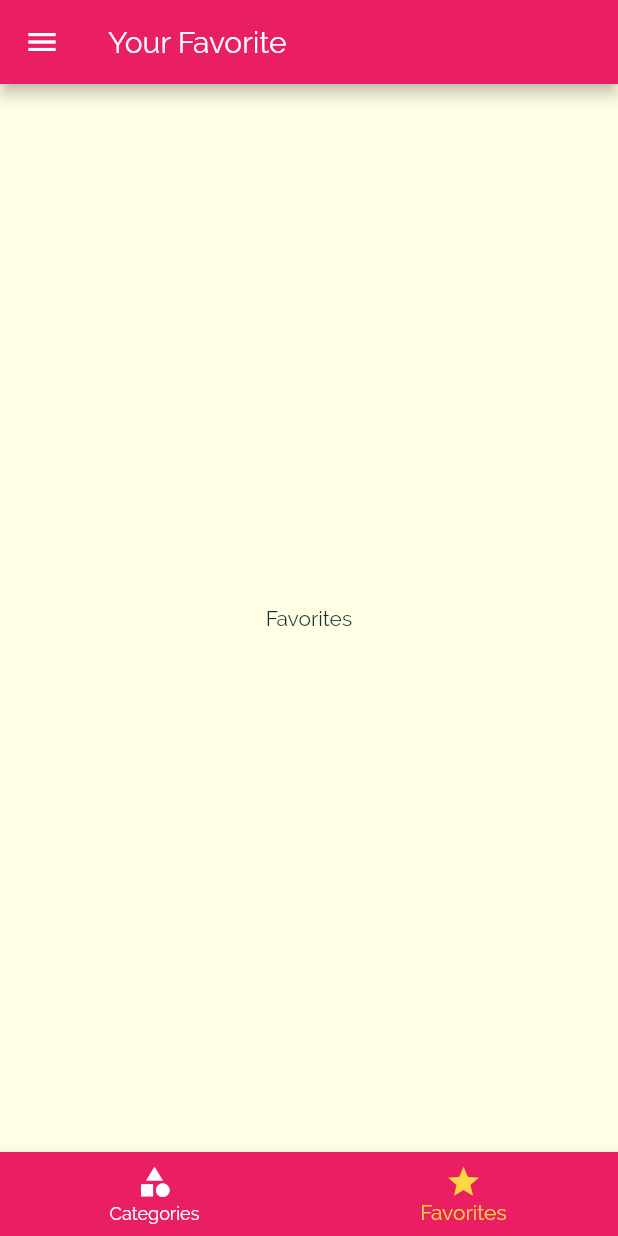
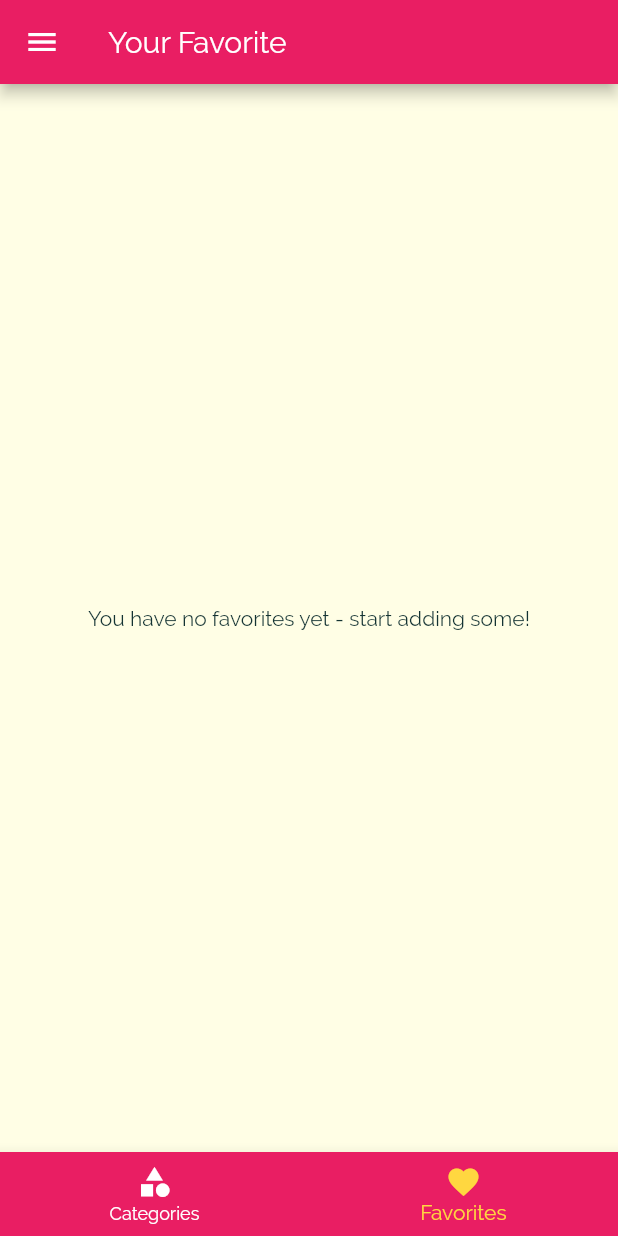
Before and after one commit to jepriana/meals_app, a Flutter app: the screen it shows after launch, item 2 of the bottom bar chosen, on a phone screen of 412 x 824 dp. Run offline on Flutter 3.47's test engine with Material 2 defaults, Android fonts, the phone set to English and light mode, and no system bars.

Commit message:
Menambahkan fungsi makanan favorit

```diff
--- a/lib/main.dart
+++ b/lib/main.dart
@@ -26,6 +26,7 @@ class _MyAppState extends State<MyApp> {
   };
 
   List<Meal> _availableMeals = DUMMY_MEALS;
+  List<Meal> _favoriteMeals = [];
 
   void _setFilters(Map<String, bool> filterData) {
     setState(() {
@@ -46,6 +47,31 @@ class _MyAppState extends State<MyApp> {
         return true;
       }).toList();
     });
+  }
+
+  void _toggleFavorite(String mealId) {
+    final existingIndex = _favoriteMeals.indexWhere(
+      (meal) => meal.id == mealId,
+    );
+    if (existingIndex >= 0) {
+      setState(
+        () {
+          _favoriteMeals.removeAt(existingIndex);
+        },
+      );
+    } else {
+      setState(
+        () {
+          _favoriteMeals.add(
+            DUMMY_MEALS.firstWhere((meal) => meal.id == mealId),
+          );
+        },
+      );
+    }
+  }
+
+  bool _isMealFavorite(String id) {
+    return _favoriteMeals.any((meal) => meal.id == id);
   }
 
   @override
@@ -73,10 +99,11 @@ class _MyAppState extends State<MyApp> {
       ),
       //home: CategoriesScreen(),
       routes: {
-        '/': (ctx) => TabsScreen(),
+        '/': (ctx) => TabsScreen(_favoriteMeals),
         CategoryMealsScreen.routeName: (ctx) =>
             CategoryMealsScreen(_availableMeals),
-        MealDetailScreen.routeName: (ctx) => MealDetailScreen(),
+        MealDetailScreen.routeName: (ctx) =>
+            MealDetailScreen(_toggleFavorite, _isMealFavorite),
         FilterScreens.routeName: (ctx) => FilterScreens(_filters, _setFilters),
       },
       onGenerateRoute: (settings) {
--- a/lib/screens/category_meals_screen.dart
+++ b/lib/screens/category_meals_screen.dart
@@ -52,7 +52,6 @@ class _CategoryMealsScreenState extends State<CategoryMealsScreen> {
             duration: displayedMeals[index].duration,
             complexity: displayedMeals[index].complexity,
             affordability: displayedMeals[index].affordability,
-            removeItem: _removeMeal,
           );
         },
         itemCount: displayedMeals.length,
--- a/lib/screens/favorites_screen.dart
+++ b/lib/screens/favorites_screen.dart
@@ -1,12 +1,32 @@
 import 'package:flutter/material.dart';
+import '../models/meals.dart';
+import '../widgets/meal_item.dart';
 
 class FavoritesScreen extends StatelessWidget {
-  const FavoritesScreen({Key key}) : super(key: key);
+  final List<Meal> favoriteMeals;
+
+  const FavoritesScreen(this.favoriteMeals);
 
   @override
   Widget build(BuildContext context) {
-    return Center(
-      child: Text('Favorites'),
-    );
+    if (favoriteMeals.isEmpty) {
+      return Center(
+        child: Text('You have no favorites yet - start adding some!'),
+      );
+    } else {
+      return ListView.builder(
+        itemBuilder: (ctx, index) {
+          return MealItem(
+            id: favoriteMeals[index].id,
+            title: favoriteMeals[index].title,
+            imageUrl: favoriteMeals[index].imageUrl,
+            duration: favoriteMeals[index].duration,
+            complexity: favoriteMeals[index].complexity,
+            affordability: favoriteMeals[index].affordability,
+          );
+        },
+        itemCount: favoriteMeals.length,
+      );
+    }
   }
 }
--- a/lib/screens/tabs_screen.dart
+++ b/lib/screens/tabs_screen.dart
@@ -1,28 +1,36 @@
 import 'package:flutter/material.dart';
+import '../models/meals.dart';
 import '../widgets/main_drawer.dart';
 import '../screens/categories_screen.dart';
 import '../screens/favorites_screen.dart';
 
 class TabsScreen extends StatefulWidget {
-  TabsScreen({Key key}) : super(key: key);
+  List<Meal> favoriteMeals;
+  TabsScreen(this.favoriteMeals);
 
   @override
   _TabsScreenState createState() => _TabsScreenState();
 }
 
 class _TabsScreenState extends State<TabsScreen> {
-  final List<Map<String, Object>> _pages = [
+  List<Map<String, Object>> _pages;
+
+  int _selectedPageIndex = 0;
+
+  @override
+  void initState() {
+    super.initState();
+    _pages = [
       {
         'page': CategoriesScreen(),
         'title': 'Categories',
       },
       {
-      'page': FavoritesScreen(),
+        'page': FavoritesScreen(widget.favoriteMeals),
         'title': 'Your Favorite',
       },
     ];
-
-  int _selectedPageIndex = 0;
+  }
 
   void _selectPage(int index) {
     setState(() {
@@ -81,7 +89,7 @@ class _TabsScreenState extends State<TabsScreen> {
           ),
           BottomNavigationBarItem(
             //backgroundColor: Theme.of(context).primaryColor,
-            icon: Icon(Icons.star),
+            icon: Icon(Icons.favorite),
             label: 'Favorites',
           ),
         ],
--- a/lib/widgets/meal_item.dart
+++ b/lib/widgets/meal_item.dart
@@ -9,7 +9,6 @@ class MealItem extends StatelessWidget {
   final int duration;
   final Complexity complexity;
   final Affordability affordability;
-  final Function removeItem;
 
   const MealItem({
     @required this.id,
@@ -18,7 +17,6 @@ class MealItem extends StatelessWidget {
     @required this.duration,
     @required this.complexity,
     @required this.affordability,
-    @required this.removeItem,
   });
 
   String get complexityText {
@@ -61,7 +59,7 @@ class MealItem extends StatelessWidget {
     )
         .then((value) {
       if (value != null) {
-        removeItem(value);
+        //removeItem(value);
       }
     });
   }
```
Also changed, not shown: lib/screens/meal_detail_screen.dart (+7 -6 lines). Lines whose indentation alone changed are shown as unchanged.
